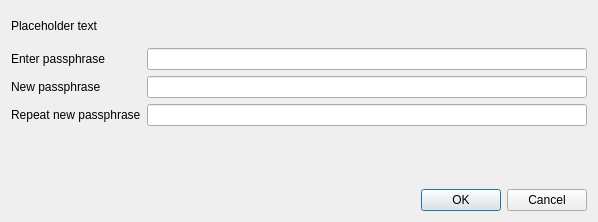
This is src/qt/forms/askpassphrasedialog.ui in duality-solutions/Dynamic as Qt 5 draws it before an edit. The edited form follows.
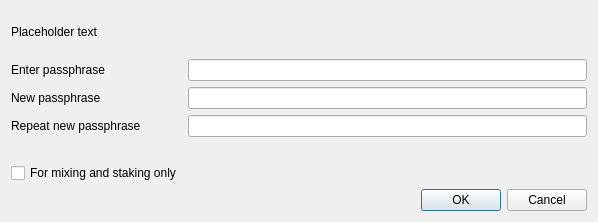
This is the edited form.

What changed in the file:
```diff
--- a/src/qt/forms/askpassphrasedialog.ui
+++ b/src/qt/forms/askpassphrasedialog.ui
@@ -108,15 +108,24 @@
        </property>
       </widget>
      </item>
+     <item row="4" column="0">
+      <widget class="QCheckBox" name="anonymizationCheckBox">
+       <property name="enabled">
+        <bool>true</bool>
+       </property>
+       <property name="toolTip">
+        <string>Serves to disable the trivial sendmoney when OS account compromised. Provides no real security.</string>
+       </property>
+       <property name="text">
+        <string>For mixing and staking only</string>
+       </property>
+       <property name="visible">
+        <bool>false</bool>
+       </property>
+      </widget>
+     </item>
     </layout>
    </item>
-   <item>
-    <widget class="QLabel" name="statuslabel">
-     <property name="text">
-      <string/>
-     </property>
-    </widget>
-   </item>
    <item>
     <widget class="QDialogButtonBox" name="buttonBox">
      <property name="orientation">
```
